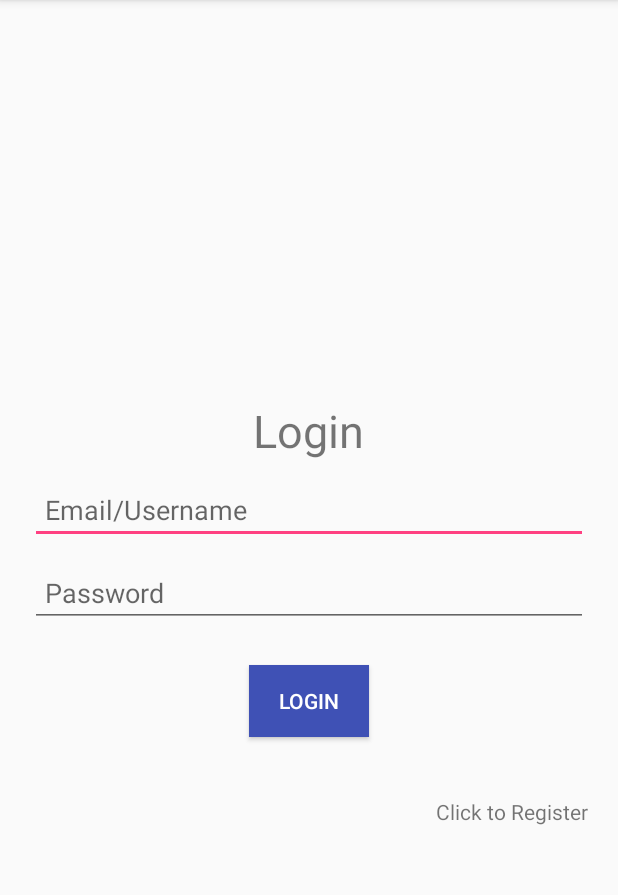
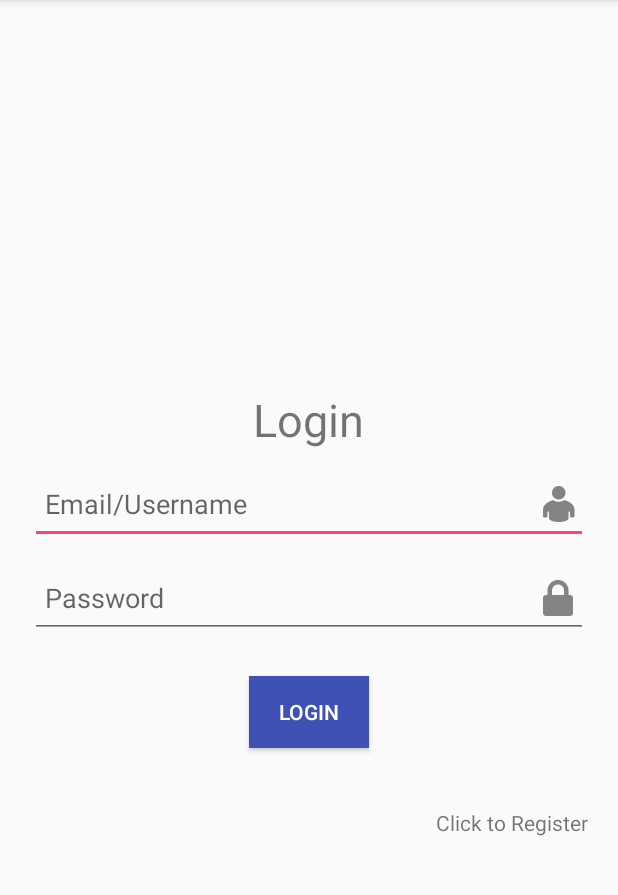
Before and after one commit to aman23091998/ParseCredentials, an Android app: the screen it shows after launch (Login), on a phone screen of 412 x 824 dp, the part 84-979 px from its top. Run offline under Robolectric (Android 15) with nearby library versions, the phone set to English and light mode, and no system bars; libraries missing offline, so code that uses them is left out: com.cengalabs.flatui, com.parse; plain views replace FlatButton, FlatEditText, FlatTextView; 8 statements that could not run were skipped.

Commit message:
FlatUI Dialogs for Error messages Minor changes in UI

```diff
--- a/app/src/main/java/com/example/me/parse/Login.java
+++ b/app/src/main/java/com/example/me/parse/Login.java
@@ -1,14 +1,11 @@
 package com.example.me.parse;
 
-import android.content.DialogInterface;
 import android.content.Intent;
 import android.os.Bundle;
-import android.support.v7.app.AlertDialog;
 import android.util.Log;
 import android.view.View;
 import android.widget.Button;
 
-import com.cengalabs.flatui.FlatUI;
 import com.cengalabs.flatui.views.FlatEditText;
 import com.cengalabs.flatui.views.FlatTextView;
 import com.parse.FindCallback;
@@ -29,10 +26,6 @@ public class Login extends CredentialsBaseActivity {
     protected void onCreate(Bundle savedInstanceState) {
         super.onCreate(savedInstanceState);
         setContentView(R.layout.activity_login);
-
-        FlatUI.initDefaultValues(this);
-        FlatUI.setDefaultTheme(FlatUI.ORANGE);
-
 
         nameWrapper = (FlatEditText) findViewById(R.id.username);
         passwordWrapper = (FlatEditText) findViewById(R.id.password);
@@ -62,6 +55,7 @@ public class Login extends CredentialsBaseActivity {
 
     public void loginUser() {
         hideKeyboard();
+
         String username = nameWrapper.getText().toString();
         String password = passwordWrapper.getText().toString();
         signIn(username, password);
@@ -72,8 +66,9 @@ public class Login extends CredentialsBaseActivity {
         ParseUser.logInInBackground(username, password, new LogInCallback() {
             @Override
             public void done(ParseUser user, ParseException e) {
+
                 if (user != null && e == null) {
-                    Log.d(LOG_TAG, " Successfully logged in") ;
+                    Log.d(LOG_TAG, " Successfully logged in");
                     startPostLoginActivity();
                 } else {
                     ParseQuery<ParseUser> query = ParseUser.getQuery();
@@ -81,7 +76,8 @@ public class Login extends CredentialsBaseActivity {
                     query.findInBackground(new FindCallback<ParseUser>() {
                         @Override
                         public void done(List<ParseUser> objects, ParseException e) {
-                            if ( !objects.isEmpty() && e == null ){
+                            Log.d(LOG_TAG, "Clicked :|");
+                            if (!objects.isEmpty() && e == null) {
                                 ParseUser temp = objects.get(0);
                                 String usernameFromServer = temp.getUsername();
                                 ParseUser.logInInBackground(usernameFromServer, password, new LogInCallback() {
@@ -91,21 +87,13 @@ public class Login extends CredentialsBaseActivity {
                                             Log.d(LOG_TAG, " Successfully logged in");
                                             startPostLoginActivity();
                                         }
-                                        else {
-                                            Log.d(LOG_TAG, "Error Singing in" + e.getMessage());
-                                            displayErrorDialog(e.getMessage());
-                                        };
                                     }
                                 });
+                            } else {
+                                Log.d(LOG_TAG, "Invalid login parameters ! ");
+                                displayErrorDialog("Invalid login parameters ! ");
                             }
 
-                            else if (objects.isEmpty() ){
-                                displayErrorDialog(" User not found ");
-                            }
-
-                            else {
-                                displayErrorDialog(e.getMessage());
-                            }
                         }
                     });
                 }
@@ -114,17 +102,10 @@ public class Login extends CredentialsBaseActivity {
     }
 
     public void displayErrorDialog(String errorMessage) {
-        AlertDialog.Builder builder = new AlertDialog.Builder(Login.this);
-        builder.setMessage("Login failed: " + errorMessage);
-        builder.setTitle("Error! ");
-        builder.setPositiveButton("OK", new DialogInterface.OnClickListener() {
-            @Override
-            public void onClick(DialogInterface dialog, int which) {
-                dialog.dismiss();
-            }
-        });
-        AlertDialog dialog = builder.create();
-        dialog.show();
+
+        FlatUIDialog errorDialog = new FlatUIDialog(Login.this, errorMessage);
+        errorDialog.show();
+
     }
 
 }
--- a/app/src/main/java/com/example/me/parse/MainActivity.java
+++ b/app/src/main/java/com/example/me/parse/MainActivity.java
@@ -4,6 +4,7 @@ import android.content.Intent;
 import android.os.Bundle;
 import android.support.v7.app.AppCompatActivity;
 
+import com.cengalabs.flatui.FlatUI;
 import com.parse.Parse;
 
 public class MainActivity extends AppCompatActivity {
@@ -17,6 +18,10 @@ public class MainActivity extends AppCompatActivity {
     protected void onCreate(Bundle savedInstanceState) {
         super.onCreate(savedInstanceState);
         setContentView(R.layout.activity_main);
+
+        FlatUI.initDefaultValues(this);
+        FlatUI.setDefaultTheme(FlatUI.ORANGE);
+
         if (enableParse) {
             initialiseParse();
             enableParse = false ;
--- a/app/src/main/res/layout/activity_login.xml
+++ b/app/src/main/res/layout/activity_login.xml
@@ -28,6 +28,7 @@
         android:imeOptions="actionNext"
         android:paddingLeft="10dp"
         android:singleLine="true"
+        android:drawableRight="@drawable/flat_user_username"
         app:fl_fieldStyle="fl_box"/>
 
     <com.cengalabs.flatui.views.FlatEditText
@@ -41,6 +42,7 @@
         android:hint="@string/input_password"
         android:inputType="textPassword"
         android:paddingLeft="10dp"
+        android:drawableRight="@drawable/flat_lock_password"
         app:fl_fieldStyle="fl_box"/>
 
 
@@ -49,10 +51,10 @@
         style="@android:style/MediaButton"
         android:layout_width="80dp"
         android:layout_height="wrap_content"
+        android:layout_marginBottom="20dp"
         android:layout_marginTop="25dp"
         android:background="@color/colorPrimary"
         android:enabled="true"
-        android:layout_marginBottom="20dp"
         android:text="@string/login_button"
         android:textColor="#FFFFFF"/>
 
--- a/app/src/main/res/layout/activity_register.xml
+++ b/app/src/main/res/layout/activity_register.xml
@@ -24,7 +24,6 @@
         android:layout_marginLeft="20dp"
         android:layout_marginRight="20dp"
         android:layout_marginTop="10dp"
-        android:fontFamily="helvetica"
         android:hint="@string/input_name"
         android:imeOptions="actionNext"
         android:paddingLeft="10dp"
@@ -40,7 +39,6 @@
         android:layout_marginLeft="20dp"
         android:layout_marginRight="20dp"
         android:layout_marginTop="10dp"
-        android:fontFamily="helvetica"
         android:hint="@string/input_email"
         android:imeOptions="actionNext"
         android:paddingLeft="10dp"
@@ -55,7 +53,6 @@
         android:layout_marginLeft="20dp"
         android:layout_marginRight="20dp"
         android:layout_marginTop="10dp"
-        android:fontFamily="helvetica"
         android:hint="@string/input_username"
         android:inputType="text"
         android:paddingLeft="10dp"
@@ -68,7 +65,6 @@
         android:layout_marginLeft="20dp"
         android:layout_marginRight="20dp"
         android:layout_marginTop="10dp"
-        android:fontFamily="helvetica"
         android:hint="@string/input_password"
         android:inputType="textPassword"
         android:paddingLeft="10dp"
@@ -82,7 +78,6 @@
         android:layout_marginLeft="20dp"
         android:layout_marginRight="20dp"
         android:layout_marginTop="10dp"
-        android:fontFamily="helvetica"
         android:hint="@string/input_confirm_password"
         android:inputType="textPassword"
         android:paddingLeft="10dp"
--- a/app/src/main/res/values/strings.xml
+++ b/app/src/main/res/values/strings.xml
@@ -10,4 +10,6 @@
     <string name="input_confirm_password">Confirm Password</string>
     <string name="input_name">Name</string>
     <string name="input_username">Username</string>
+    <string name="dialog_error_placeholder">Error Message</string>
+    <string name="dialog_dismiss_positive_ok">OK</string>
 </resources>
```
Also changed, not shown: app/src/main/java/com/example/me/parse/FlatUIDialog.java (added, +51 -0 lines), app/src/main/java/com/example/me/parse/Register.java (+15 -7 lines), app/src/main/res/layout/flat_ui_dialog.xml (added, +28 -0 lines), app/src/main/flat_user_login-web.png (added), app/src/main/res/drawable-hdpi/flat_lock_password.png (added), app/src/main/res/drawable-hdpi/flat_user_username.png (added), app/src/main/res/drawable-mdpi/flat_lock_password.png (added), app/src/main/res/drawable-mdpi/flat_user_username.png (added), app/src/main/res/drawable-xhdpi/flat_lock_password.png (added), app/src/main/res/drawable-xhdpi/flat_user_username.png (added), app/src/main/res/drawable-xxhdpi/flat_lock_password.png (added), app/src/main/res/drawable-xxhdpi/flat_user_username.png (added), 1 other file.
